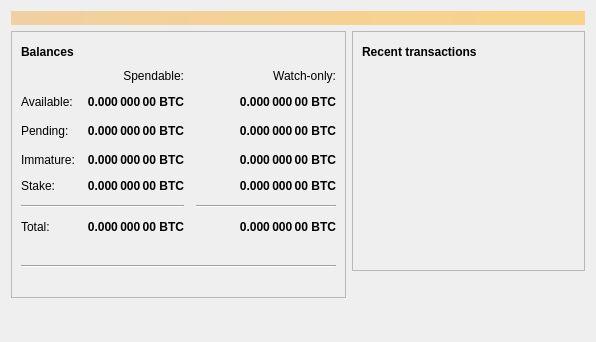
CoinBlack/blackcoin-more, file src/qt/forms/overviewpage.ui: the form before one commit.
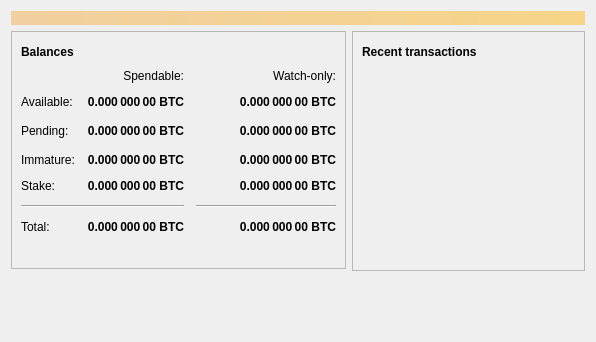
The form after the commit. Icons and pictures are not drawn.

Commit message: Remove redundant line in Qt wallet main window

Patch:
```diff
--- a/src/qt/forms/overviewpage.ui
+++ b/src/qt/forms/overviewpage.ui
@@ -477,37 +477,6 @@
             </property>
            </spacer>
           </item>
-          <item>
-           <widget class="Line" name="line_2">
-            <property name="orientation">
-             <enum>Qt::Horizontal</enum>
-            </property>
-           </widget>
-          </item>
-          <item>
-           <layout class="QVBoxLayout" name="verticalLayout_5">
-            <property name="spacing">
-             <number>12</number>
-            </property>
-           </layout>
-          </item>
-          <item>
-           <layout class="QHBoxLayout" name="horizontalLayout_5">
-            <item>
-             <spacer name="horizontalSpacer_4">
-              <property name="orientation">
-               <enum>Qt::Horizontal</enum>
-              </property>
-              <property name="sizeHint" stdset="0">
-               <size>
-                <width>40</width>
-                <height>20</height>
-               </size>
-              </property>
-             </spacer>
-            </item>
-           </layout>
-          </item>
          </layout>
         </widget>
        </item>
```
Left out of the diff: 2 changed lines with no effect on the pictures.
